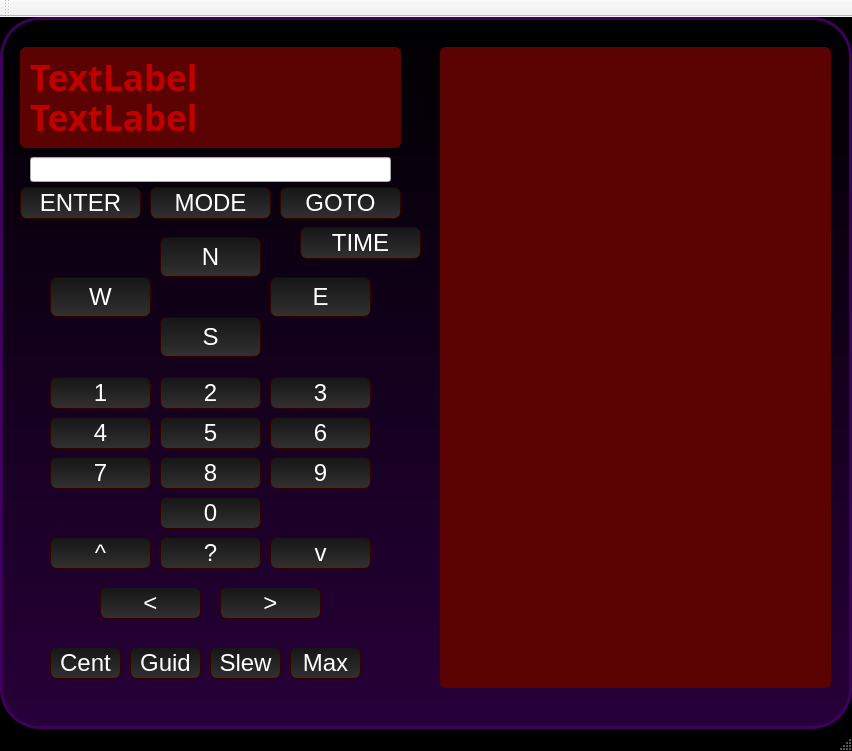
Above: hbx.ui from stroblhofwarte/autohbx before the change. Below: the same form after it.
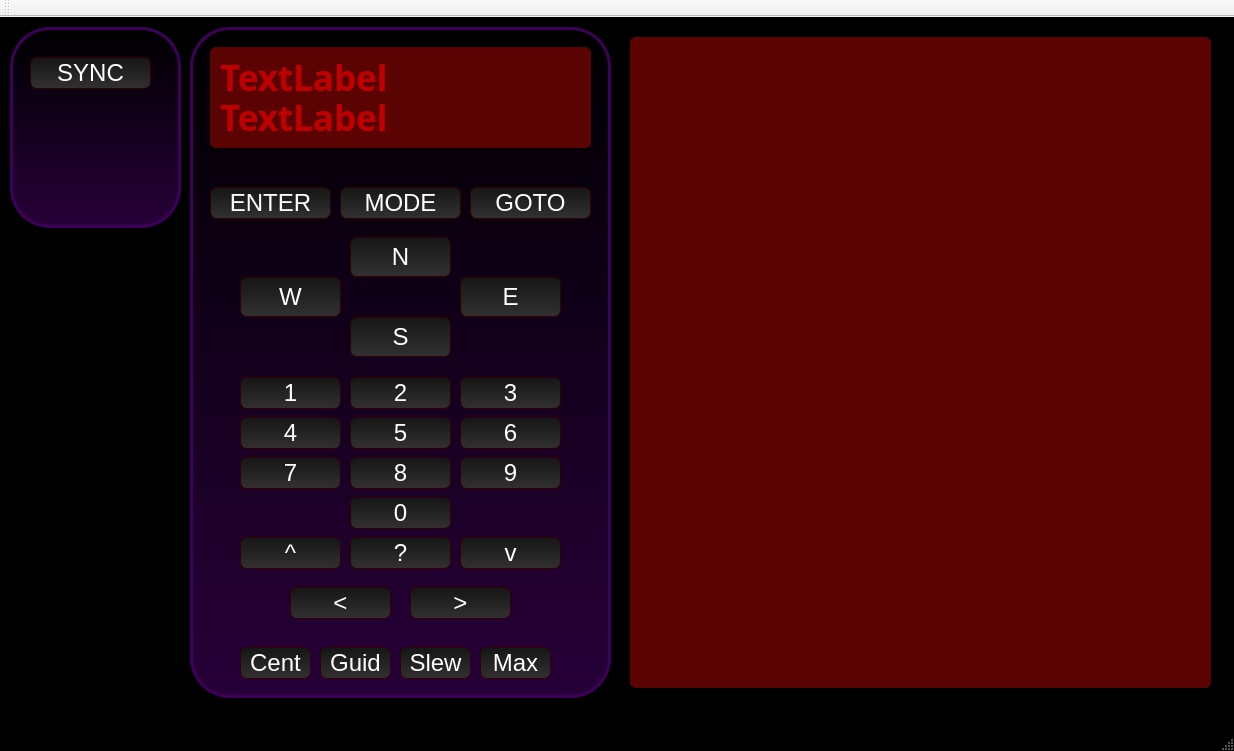
That is the form after the change.

Commit message: Set Date/Time button  added

Patch:
```diff
--- a/hbx.ui
+++ b/hbx.ui
@@ -6,7 +6,7 @@
    <rect>
     <x>0</x>
     <y>0</y>
-    <width>852</width>
+    <width>1234</width>
     <height>751</height>
    </rect>
   </property>
@@ -31,6 +31,9 @@
 	color:#c00000;
 }
 
+QLabel {
+	color:#c00000;
+}
 #txtInstruction {
 	border-radius: 6px;
 	background-color: #5b0202;
@@ -38,6 +41,17 @@
 }
 
 #centralWidget {
+	background-color:#000000;
+}
+
+#frameExtension {
+	border: 3px solid #3e005b;
+	padding: 10px;
+	border-radius: 40px;
+	background: QLinearGradient(x1: 0, y1: 0, x2: 0, y2: 1, stop: 0 #000000, stop: 1 #270039);
+}
+
+#frameMain {
 border: 3px solid #3e005b;
 padding: 10px;
 border-radius: 40px;
@@ -79,11 +93,143 @@
 }</string>
   </property>
   <widget class="QWidget" name="centralWidget">
+   <widget class="QTextEdit" name="txtInstruction">
+    <property name="geometry">
+     <rect>
+      <x>630</x>
+      <y>20</y>
+      <width>581</width>
+      <height>651</height>
+     </rect>
+    </property>
+    <property name="styleSheet">
+     <string notr="true">color:red;</string>
+    </property>
+   </widget>
+   <widget class="QFrame" name="frameMain">
+    <property name="geometry">
+     <rect>
+      <x>190</x>
+      <y>10</y>
+      <width>421</width>
+      <height>671</height>
+     </rect>
+    </property>
+    <property name="frameShape">
+     <enum>QFrame::StyledPanel</enum>
+    </property>
+    <property name="frameShadow">
+     <enum>QFrame::Raised</enum>
+    </property>
+    <widget class="QPushButton" name="pbFw">
+     <property name="geometry">
+      <rect>
+       <x>100</x>
+       <y>560</y>
+       <width>101</width>
+       <height>32</height>
+      </rect>
+     </property>
+     <property name="text">
+      <string>&lt;</string>
+     </property>
+    </widget>
+    <widget class="QPushButton" name="pbS">
+     <property name="geometry">
+      <rect>
+       <x>160</x>
+       <y>290</y>
+       <width>101</width>
+       <height>40</height>
+      </rect>
+     </property>
+     <property name="text">
+      <string>S</string>
+     </property>
+    </widget>
+    <widget class="QPushButton" name="pb5">
+     <property name="geometry">
+      <rect>
+       <x>160</x>
+       <y>390</y>
+       <width>101</width>
+       <height>32</height>
+      </rect>
+     </property>
+     <property name="text">
+      <string>5</string>
+     </property>
+    </widget>
+    <widget class="QPushButton" name="pbCentering">
+     <property name="geometry">
+      <rect>
+       <x>50</x>
+       <y>620</y>
+       <width>71</width>
+       <height>32</height>
+      </rect>
+     </property>
+     <property name="text">
+      <string>Cent</string>
+     </property>
+    </widget>
+    <widget class="QPushButton" name="pbEnter">
+     <property name="geometry">
+      <rect>
+       <x>20</x>
+       <y>160</y>
+       <width>121</width>
+       <height>32</height>
+      </rect>
+     </property>
+     <property name="text">
+      <string>ENTER</string>
+     </property>
+    </widget>
+    <widget class="QPushButton" name="pb0">
+     <property name="geometry">
+      <rect>
+       <x>160</x>
+       <y>470</y>
+       <width>101</width>
+       <height>32</height>
+      </rect>
+     </property>
+     <property name="text">
+      <string>0</string>
+     </property>
+    </widget>
+    <widget class="QPushButton" name="pb9">
+     <property name="geometry">
+      <rect>
+       <x>270</x>
+       <y>430</y>
+       <width>101</width>
+       <height>32</height>
+      </rect>
+     </property>
+     <property name="text">
+      <string>9</string>
+     </property>
+    </widget>
+    <widget class="QPushButton" name="pbSlew">
+     <property name="geometry">
+      <rect>
+       <x>210</x>
+       <y>620</y>
+       <width>71</width>
+       <height>32</height>
+      </rect>
+     </property>
+     <property name="text">
+      <string>Slew</string>
+     </property>
+    </widget>
    <widget class="QFrame" name="frameDisplay">
     <property name="geometry">
      <rect>
       <x>20</x>
-      <y>30</y>
+       <y>20</y>
       <width>381</width>
       <height>101</height>
      </rect>
@@ -146,63 +292,63 @@
      </property>
     </widget>
    </widget>
-   <widget class="QTextEdit" name="txtInstruction">
+    <widget class="QPushButton" name="pbDown">
     <property name="geometry">
      <rect>
-      <x>440</x>
-      <y>30</y>
-      <width>391</width>
-      <height>641</height>
-     </rect>
-    </property>
-    <property name="styleSheet">
-     <string notr="true">color:red;</string>
-    </property>
-   </widget>
-   <widget class="QPushButton" name="pbEnter">
+       <x>270</x>
+       <y>510</y>
+       <width>101</width>
+       <height>32</height>
+      </rect>
+     </property>
+     <property name="text">
+      <string>v</string>
+     </property>
+    </widget>
+    <widget class="QPushButton" name="pbQuest">
     <property name="geometry">
      <rect>
-      <x>20</x>
-      <y>170</y>
-      <width>121</width>
+       <x>160</x>
+       <y>510</y>
+       <width>101</width>
       <height>32</height>
      </rect>
     </property>
     <property name="text">
-     <string>ENTER</string>
-    </property>
-   </widget>
-   <widget class="QPushButton" name="pbMode">
+      <string>?</string>
+     </property>
+    </widget>
+    <widget class="QPushButton" name="pb3">
     <property name="geometry">
      <rect>
-      <x>150</x>
-      <y>170</y>
-      <width>121</width>
+       <x>270</x>
+       <y>350</y>
+       <width>101</width>
       <height>32</height>
      </rect>
     </property>
     <property name="text">
-     <string>MODE</string>
-    </property>
-   </widget>
-   <widget class="QPushButton" name="pbGoto">
+      <string>3</string>
+     </property>
+    </widget>
+    <widget class="QPushButton" name="pbGuiding">
     <property name="geometry">
      <rect>
-      <x>280</x>
-      <y>170</y>
-      <width>121</width>
+       <x>130</x>
+       <y>620</y>
+       <width>71</width>
       <height>32</height>
      </rect>
     </property>
     <property name="text">
-     <string>GOTO</string>
+      <string>Guid</string>
     </property>
    </widget>
    <widget class="QPushButton" name="pbN">
     <property name="geometry">
      <rect>
       <x>160</x>
-      <y>220</y>
+       <y>210</y>
       <width>101</width>
       <height>40</height>
      </rect>
@@ -211,11 +357,37 @@
      <string>N</string>
     </property>
    </widget>
+    <widget class="QPushButton" name="pb6">
+     <property name="geometry">
+      <rect>
+       <x>270</x>
+       <y>390</y>
+       <width>101</width>
+       <height>32</height>
+      </rect>
+     </property>
+     <property name="text">
+      <string>6</string>
+     </property>
+    </widget>
+    <widget class="QPushButton" name="pb2">
+     <property name="geometry">
+      <rect>
+       <x>160</x>
+       <y>350</y>
+       <width>101</width>
+       <height>32</height>
+      </rect>
+     </property>
+     <property name="text">
+      <string>2</string>
+     </property>
+    </widget>
    <widget class="QPushButton" name="pbE">
     <property name="geometry">
      <rect>
       <x>270</x>
-      <y>260</y>
+       <y>250</y>
       <width>101</width>
       <height>40</height>
      </rect>
@@ -224,37 +396,11 @@
      <string>E</string>
     </property>
    </widget>
-   <widget class="QPushButton" name="pbW">
-    <property name="geometry">
-     <rect>
-      <x>50</x>
-      <y>260</y>
-      <width>101</width>
-      <height>40</height>
-     </rect>
-    </property>
-    <property name="text">
-     <string>W</string>
-    </property>
-   </widget>
-   <widget class="QPushButton" name="pbS">
-    <property name="geometry">
-     <rect>
-      <x>160</x>
-      <y>300</y>
-      <width>101</width>
-      <height>40</height>
-     </rect>
-    </property>
-    <property name="text">
-     <string>S</string>
-    </property>
-   </widget>
    <widget class="QPushButton" name="pb1">
     <property name="geometry">
      <rect>
       <x>50</x>
-      <y>360</y>
+       <y>350</y>
       <width>101</width>
       <height>32</height>
      </rect>
@@ -263,89 +409,24 @@
      <string>1</string>
     </property>
    </widget>
-   <widget class="QPushButton" name="pb2">
+    <widget class="QPushButton" name="pbMode">
     <property name="geometry">
      <rect>
-      <x>160</x>
-      <y>360</y>
-      <width>101</width>
+       <x>150</x>
+       <y>160</y>
+       <width>121</width>
       <height>32</height>
      </rect>
     </property>
     <property name="text">
-     <string>2</string>
-    </property>
-   </widget>
-   <widget class="QPushButton" name="pb3">
-    <property name="geometry">
-     <rect>
-      <x>270</x>
-      <y>360</y>
-      <width>101</width>
-      <height>32</height>
-     </rect>
-    </property>
-    <property name="text">
-     <string>3</string>
-    </property>
-   </widget>
-   <widget class="QPushButton" name="pb4">
-    <property name="geometry">
-     <rect>
-      <x>50</x>
-      <y>400</y>
-      <width>101</width>
-      <height>32</height>
-     </rect>
-    </property>
-    <property name="text">
-     <string>4</string>
-    </property>
-   </widget>
-   <widget class="QPushButton" name="pb5">
-    <property name="geometry">
-     <rect>
-      <x>160</x>
-      <y>400</y>
-      <width>101</width>
-      <height>32</height>
-     </rect>
-    </property>
-    <property name="text">
-     <string>5</string>
-    </property>
-   </widget>
-   <widget class="QPushButton" name="pb6">
-    <property name="geometry">
-     <rect>
-      <x>270</x>
-      <y>400</y>
-      <width>101</width>
-      <height>32</height>
-     </rect>
-    </property>
-    <property name="text">
-     <string>6</string>
-    </property>
-   </widget>
-   <widget class="QPushButton" name="pb7">
-    <property name="geometry">
-     <rect>
-      <x>50</x>
-      <y>440</y>
-      <width>101</width>
-      <height>32</height>
-     </rect>
-    </property>
-    <property name="text">
-     <string>7</string>
+      <string>MODE</string>
     </property>
    </widget>
    <widget class="QPushButton" name="pb8">
     <property name="geometry">
      <rect>
       <x>160</x>
-      <y>440</y>
+       <y>430</y>
       <width>101</width>
       <height>32</height>
      </rect>
@@ -354,115 +435,24 @@
      <string>8</string>
     </property>
    </widget>
-   <widget class="QPushButton" name="pb9">
+    <widget class="QPushButton" name="pb4">
     <property name="geometry">
      <rect>
-      <x>270</x>
-      <y>440</y>
-      <width>101</width>
-      <height>32</height>
-     </rect>
-    </property>
-    <property name="text">
-     <string>9</string>
-    </property>
-   </widget>
-   <widget class="QPushButton" name="pb0">
-    <property name="geometry">
-     <rect>
-      <x>160</x>
-      <y>480</y>
-      <width>101</width>
-      <height>32</height>
-     </rect>
-    </property>
-    <property name="text">
-     <string>0</string>
-    </property>
-   </widget>
-   <widget class="QPushButton" name="pbUp">
-    <property name="geometry">
-     <rect>
       <x>50</x>
-      <y>520</y>
+       <y>390</y>
       <width>101</width>
       <height>32</height>
      </rect>
     </property>
     <property name="text">
-     <string>^</string>
-    </property>
-   </widget>
-   <widget class="QPushButton" name="pbQuest">
-    <property name="geometry">
-     <rect>
-      <x>160</x>
-      <y>520</y>
-      <width>101</width>
-      <height>32</height>
-     </rect>
-    </property>
-    <property name="text">
-     <string>?</string>
-    </property>
-   </widget>
-   <widget class="QPushButton" name="pbDown">
-    <property name="geometry">
-     <rect>
-      <x>270</x>
-      <y>520</y>
-      <width>101</width>
-      <height>32</height>
-     </rect>
-    </property>
-    <property name="text">
-     <string>v</string>
-    </property>
-   </widget>
-   <widget class="QPushButton" name="pbCentering">
-    <property name="geometry">
-     <rect>
-      <x>50</x>
-      <y>630</y>
-      <width>71</width>
-      <height>32</height>
-     </rect>
-    </property>
-    <property name="text">
-     <string>Cent</string>
-    </property>
-   </widget>
-   <widget class="QPushButton" name="pbGuiding">
-    <property name="geometry">
-     <rect>
-      <x>130</x>
-      <y>630</y>
-      <width>71</width>
-      <height>32</height>
-     </rect>
-    </property>
-    <property name="text">
-     <string>Guid</string>
-    </property>
-   </widget>
-   <widget class="QPushButton" name="pbSlew">
-    <property name="geometry">
-     <rect>
-      <x>210</x>
-      <y>630</y>
-      <width>71</width>
-      <height>32</height>
-     </rect>
-    </property>
-    <property name="text">
-     <string>Slew</string>
+      <string>4</string>
     </property>
    </widget>
    <widget class="QPushButton" name="pbMax">
     <property name="geometry">
      <rect>
       <x>290</x>
-      <y>630</y>
+       <y>620</y>
       <width>71</width>
       <height>32</height>
      </rect>
@@ -471,24 +461,24 @@
      <string>Max</string>
     </property>
    </widget>
-   <widget class="QPushButton" name="pbFw">
+    <widget class="QPushButton" name="pbUp">
     <property name="geometry">
      <rect>
-      <x>100</x>
-      <y>570</y>
+       <x>50</x>
+       <y>510</y>
       <width>101</width>
       <height>32</height>
      </rect>
     </property>
     <property name="text">
-     <string>&lt;</string>
+      <string>^</string>
     </property>
    </widget>
    <widget class="QPushButton" name="pbBw">
     <property name="geometry">
      <rect>
       <x>220</x>
-      <y>570</y>
+       <y>560</y>
       <width>101</width>
       <height>32</height>
      </rect>
@@ -497,28 +487,79 @@
      <string>&gt;</string>
     </property>
    </widget>
+    <widget class="QPushButton" name="pb7">
+     <property name="geometry">
+      <rect>
+       <x>50</x>
+       <y>430</y>
+       <width>101</width>
+       <height>32</height>
+      </rect>
+     </property>
+     <property name="text">
+      <string>7</string>
+     </property>
+    </widget>
+    <widget class="QPushButton" name="pbW">
+     <property name="geometry">
+      <rect>
+       <x>50</x>
+       <y>250</y>
+       <width>101</width>
+       <height>40</height>
+      </rect>
+     </property>
+     <property name="text">
+      <string>W</string>
+     </property>
+    </widget>
+    <widget class="QPushButton" name="pbGoto">
+     <property name="geometry">
+      <rect>
+       <x>280</x>
+       <y>160</y>
+       <width>121</width>
+       <height>32</height>
+      </rect>
+     </property>
+     <property name="text">
+      <string>GOTO</string>
+     </property>
+    </widget>
+   </widget>
+   <widget class="QFrame" name="frameExtension">
+    <property name="geometry">
+     <rect>
+      <x>10</x>
+      <y>10</y>
+      <width>171</width>
+      <height>201</height>
+     </rect>
+    </property>
+    <property name="frameShape">
+     <enum>QFrame::StyledPanel</enum>
+    </property>
+    <property name="frameShadow">
+     <enum>QFrame::Raised</enum>
+    </property>
    <widget class="QPushButton" name="pbSetTime">
     <property name="geometry">
      <rect>
-      <x>300</x>
-      <y>210</y>
+       <x>20</x>
+       <y>30</y>
       <width>121</width>
       <height>32</height>
      </rect>
     </property>
+     <property name="font">
+      <font>
+       <pointsize>-1</pointsize>
+      </font>
+     </property>
     <property name="text">
-     <string>TIME</string>
-    </property>
-   </widget>
-   <widget class="QLineEdit" name="edCmd">
-    <property name="geometry">
-     <rect>
-      <x>30</x>
-      <y>140</y>
-      <width>361</width>
-      <height>25</height>
-     </rect>
-    </property>
+      <string>SYNC</string>
+     </property>
+    </widget>
    </widget>
   </widget>
   <widget class="QMenuBar" name="menuBar">
```
Left out of the diff: 2 changed lines with no effect on the pictures. Lines whose indentation alone changed are shown as unchanged. The commit also changes 5 other files.
